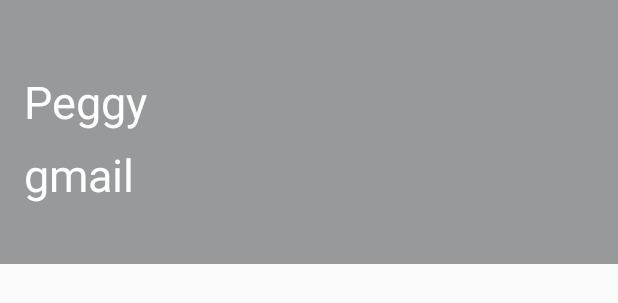
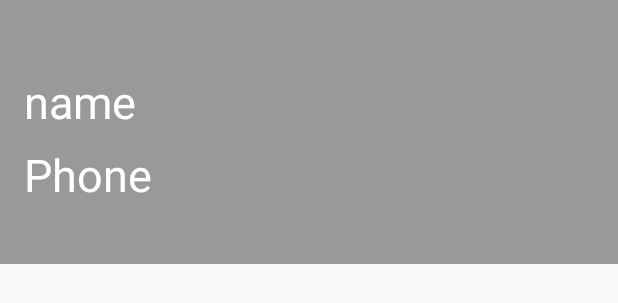
Before and after one commit to thampekgy/FoodApp, an Android app: the layout nav_header_main.xml on its own in the app's theme, with its tools: preview values and no code run, on a phone screen of 412 x 824 dp. Shown: the top 303 px of the screen. Run offline under Robolectric (Android 15) with nearby library versions, the phone set to English and light mode, and no system bars.

Commit message:
link name phone

```diff
--- a/app/src/main/res/layout/nav_header_main.xml
+++ b/app/src/main/res/layout/nav_header_main.xml
@@ -14,21 +14,21 @@
 
 
     <TextView
-        android:id="@+id/txtFullName"
+        android:id="@+id/navFullName"
         android:layout_width="match_parent"
         android:layout_height="wrap_content"
         android:paddingTop="@dimen/nav_header_vertical_spacing"
-        android:text="Peggy"
+        android:text="name"
         android:textAppearance="@style/TextAppearance.AppCompat.Body1"
         android:textColor="@android:color/white"
         android:textSize="30dp" />
 
     <TextView
-        android:id="@+id/navEmail"
+        android:id="@+id/navPhone"
         android:layout_width="match_parent"
         android:layout_height="wrap_content"
         android:paddingTop="@dimen/nav_header_vertical_spacing"
-        android:text="gmail"
+        android:text="Phone"
         android:textAppearance="@style/TextAppearance.AppCompat.Body1"
         android:textColor="@android:color/white"
         android:textSize="30dp" />
```
Also changed, not shown: app/src/main/AndroidManifest.xml (+8 -9 lines), app/src/main/java/com/example/windows10/newproject/LoginActivity.java (+15 -12 lines), app/src/main/java/com/example/windows10/newproject/MainActivity.java (+22 -12 lines), app/src/main/res/layout/activity_login.xml (+4 -3 lines).
